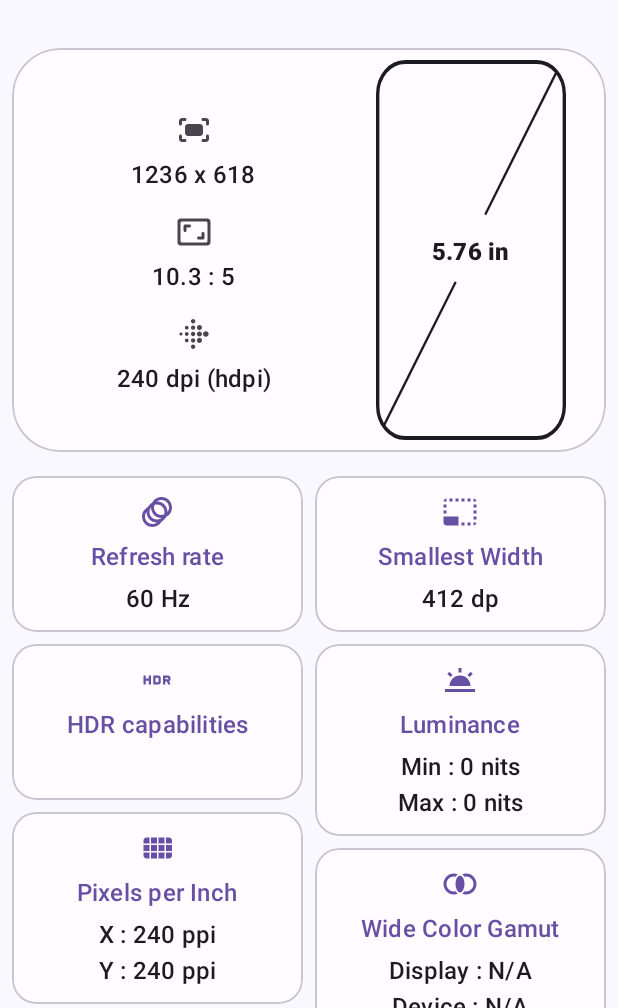
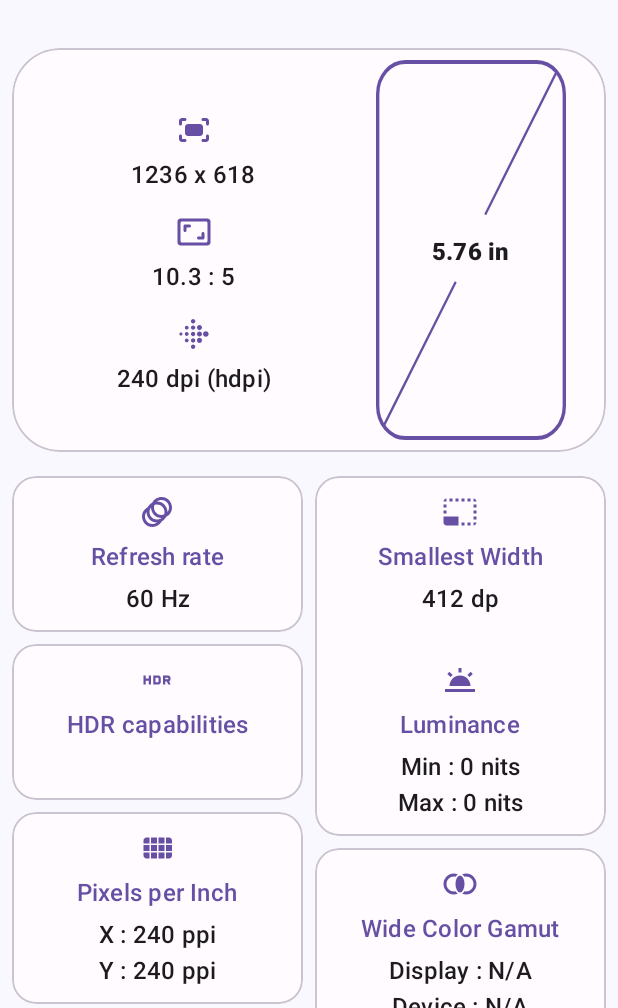
Before and after one commit to DrHowdyDoo/DisplayInfo, an Android app: the screen it shows after launch (MainActivity), on a phone screen of 412 x 824 dp, the part 228-1236 px from its top. Run offline under Robolectric (Android 15) with nearby library versions, the phone set to English and light mode, and no system bars; 5 statements that could not run were skipped.

Commit message:
fixed landscape view

```diff
--- a/app/src/main/res/layout-land/activity_main.xml
+++ b/app/src/main/res/layout-land/activity_main.xml
@@ -53,8 +53,7 @@
 
             <com.google.android.material.card.MaterialCardView
                 android:id="@+id/materialCardView"
-                style="?attr/materialCardViewFilledStyle"
-                app:cardBackgroundColor="?colorSecondaryContainer"
+                style="?attr/materialCardViewOutlinedStyle"
                 android:layout_width="match_parent"
                 android:layout_height="wrap_content"
                 app:cardCornerRadius="32dp"
@@ -78,7 +77,8 @@
                         app:layout_constraintHorizontal_bias="0.9"
                         app:layout_constraintStart_toStartOf="parent"
                         app:layout_constraintTop_toTopOf="parent"
-                        app:layout_constraintWidth_percent="0.48" />
+                        app:layout_constraintWidth_percent="0.48"
+                        android:backgroundTint="?colorPrimary" />
 
                     <TextView
                         android:id="@+id/txtView_screenSizeInInch"
@@ -96,6 +96,7 @@
                         android:layout_width="wrap_content"
                         android:layout_height="wrap_content"
                         android:layout_marginBottom="@dimen/title_body_gap"
+                        app:tint="?colorPrimary"
                         app:layout_constraintBottom_toTopOf="@+id/txtView_resolution"
                         app:layout_constraintEnd_toStartOf="@+id/ic_screen"
                         app:layout_constraintStart_toStartOf="parent"
@@ -117,6 +118,7 @@
                         android:layout_width="wrap_content"
                         android:layout_height="wrap_content"
                         android:layout_marginBottom="24dp"
+                        app:tint="?colorPrimary"
                         app:layout_constraintBottom_toBottomOf="@+id/ic_screen"
                         app:layout_constraintEnd_toStartOf="@+id/ic_screen"
                         app:layout_constraintStart_toStartOf="parent"
@@ -139,6 +141,7 @@
                         android:layout_width="wrap_content"
                         android:layout_height="wrap_content"
                         android:layout_marginTop="@dimen/titles_gap"
+                        app:tint="?colorPrimary"
                         app:layout_constraintEnd_toStartOf="@+id/ic_screen"
                         app:layout_constraintStart_toStartOf="parent"
                         app:layout_constraintTop_toBottomOf="@+id/textView_aspect_ratio"
@@ -159,7 +162,7 @@
                         android:id="@+id/ic_hrd"
                         android:layout_width="wrap_content"
                         android:layout_height="wrap_content"
-                        android:layout_marginStart="8dp"
+                        android:layout_marginStart="10dp"
                         android:layout_marginTop="6dp"
                         android:visibility="gone"
                         app:layout_constraintStart_toStartOf="@+id/ic_screen"
@@ -271,36 +274,13 @@
                         android:layout_width="wrap_content"
                         android:layout_height="wrap_content"
                         android:layout_marginTop="@dimen/title_body_gap"
+                        android:layout_marginBottom="16dp"
                         android:text="411"
                         android:gravity="center"
                         android:textAppearance="?attr/textAppearanceTitleMedium" />
 
-                </LinearLayout>
-
-            </com.google.android.material.card.MaterialCardView>
-
-            <com.google.android.material.card.MaterialCardView
-                android:id="@+id/materialCardView_luminance"
-                style="?attr/materialCardViewOutlinedStyle"
-                android:layout_width="0dp"
-                android:layout_height="wrap_content"
-                android:layout_marginStart="4dp"
-                android:layout_marginTop="8dp"
-                app:cardCornerRadius="16dp"
-                app:layout_constraintEnd_toEndOf="parent"
-                app:layout_constraintStart_toStartOf="@+id/guideline2"
-                app:layout_constraintTop_toBottomOf="@+id/materialCardView3">
-
-                <LinearLayout
-                    android:layout_width="match_parent"
-                    android:layout_height="wrap_content"
-                    android:layout_margin="4dp"
-                    android:paddingBottom="8dp"
-                    android:paddingTop="8dp"
-                    android:gravity="center"
-                    android:orientation="vertical">
-
                     <ImageView
+                        android:layout_marginTop="16dp"
                         android:layout_width="wrap_content"
                         android:layout_height="wrap_content"
                         app:srcCompat="@drawable/ic_luminance"
@@ -329,6 +309,7 @@
                 </LinearLayout>
 
             </com.google.android.material.card.MaterialCardView>
+
 
             <com.google.android.material.card.MaterialCardView
                 android:id="@+id/materialCardView_hdr"
@@ -440,7 +421,7 @@
                 app:cardCornerRadius="16dp"
                 app:layout_constraintEnd_toEndOf="parent"
                 app:layout_constraintStart_toStartOf="@+id/guideline2"
-                app:layout_constraintTop_toBottomOf="@+id/materialCardView_luminance">
+                app:layout_constraintTop_toBottomOf="@+id/materialCardView3">
 
                 <LinearLayout
                     android:layout_width="match_parent"
--- a/app/src/main/res/layout/activity_main.xml
+++ b/app/src/main/res/layout/activity_main.xml
@@ -71,6 +71,7 @@
                         android:id="@+id/ic_screen"
                         android:layout_width="0dp"
                         android:layout_height="0dp"
+                        android:backgroundTint="?colorPrimary"
                         android:background="@drawable/ic_screen"
                         app:layout_constraintDimensionRatio="H,2"
                         app:layout_constraintEnd_toEndOf="parent"
@@ -98,7 +99,8 @@
                         app:layout_constraintBottom_toTopOf="@+id/txtView_resolution"
                         app:layout_constraintEnd_toStartOf="@+id/ic_screen"
                         app:layout_constraintStart_toStartOf="parent"
-                        app:srcCompat="@drawable/ic_resolution" />
+                        app:srcCompat="@drawable/ic_resolution"
+                        app:tint="?colorPrimary" />
 
                     <TextView
                         android:id="@+id/txtView_resolution"
@@ -116,6 +118,7 @@
                         android:layout_width="wrap_content"
                         android:layout_height="wrap_content"
                         android:layout_marginBottom="24dp"
+                        app:tint="?colorPrimary"
                         app:layout_constraintBottom_toBottomOf="@+id/ic_screen"
                         app:layout_constraintEnd_toStartOf="@+id/ic_screen"
                         app:layout_constraintStart_toStartOf="parent"
@@ -138,6 +141,7 @@
                         android:layout_width="wrap_content"
                         android:layout_height="wrap_content"
                         android:layout_marginTop="@dimen/titles_gap"
+                        app:tint="?colorPrimary"
                         app:layout_constraintEnd_toStartOf="@+id/ic_screen"
                         app:layout_constraintStart_toStartOf="parent"
                         app:layout_constraintTop_toBottomOf="@+id/textView_aspect_ratio"
@@ -270,36 +274,13 @@
                         android:layout_width="wrap_content"
                         android:layout_height="wrap_content"
                         android:layout_marginTop="@dimen/title_body_gap"
+                        android:layout_marginBottom="16dp"
                         android:text="411"
                         android:gravity="center"
                         android:textAppearance="?attr/textAppearanceTitleMedium" />
 
-                </LinearLayout>
-
-            </com.google.android.material.card.MaterialCardView>
-
-            <com.google.android.material.card.MaterialCardView
-                android:id="@+id/materialCardView_luminance"
-                style="?attr/materialCardViewOutlinedStyle"
-                android:layout_width="0dp"
-                android:layout_height="wrap_content"
-                android:layout_marginStart="4dp"
-                android:layout_marginTop="8dp"
-                app:cardCornerRadius="16dp"
-                app:layout_constraintEnd_toEndOf="parent"
-                app:layout_constraintStart_toStartOf="@+id/guideline2"
-                app:layout_constraintTop_toBottomOf="@+id/materialCardView3">
-
-                <LinearLayout
-                    android:layout_width="match_parent"
-                    android:layout_height="wrap_content"
-                    android:layout_margin="4dp"
-                    android:paddingBottom="8dp"
-                    android:paddingTop="8dp"
-                    android:gravity="center"
-                    android:orientation="vertical">
-
                     <ImageView
+                        android:layout_marginTop="16dp"
                         android:layout_width="wrap_content"
                         android:layout_height="wrap_content"
                         app:srcCompat="@drawable/ic_luminance"
@@ -328,6 +309,7 @@
                 </LinearLayout>
 
             </com.google.android.material.card.MaterialCardView>
+
 
             <com.google.android.material.card.MaterialCardView
                 android:id="@+id/materialCardView_hdr"
@@ -440,7 +422,7 @@
                 app:cardCornerRadius="16dp"
                 app:layout_constraintEnd_toEndOf="parent"
                 app:layout_constraintStart_toStartOf="@+id/guideline2"
-                app:layout_constraintTop_toBottomOf="@+id/materialCardView_luminance">
+                app:layout_constraintTop_toBottomOf="@+id/materialCardView3">
 
                 <LinearLayout
                     android:layout_width="match_parent"
```
